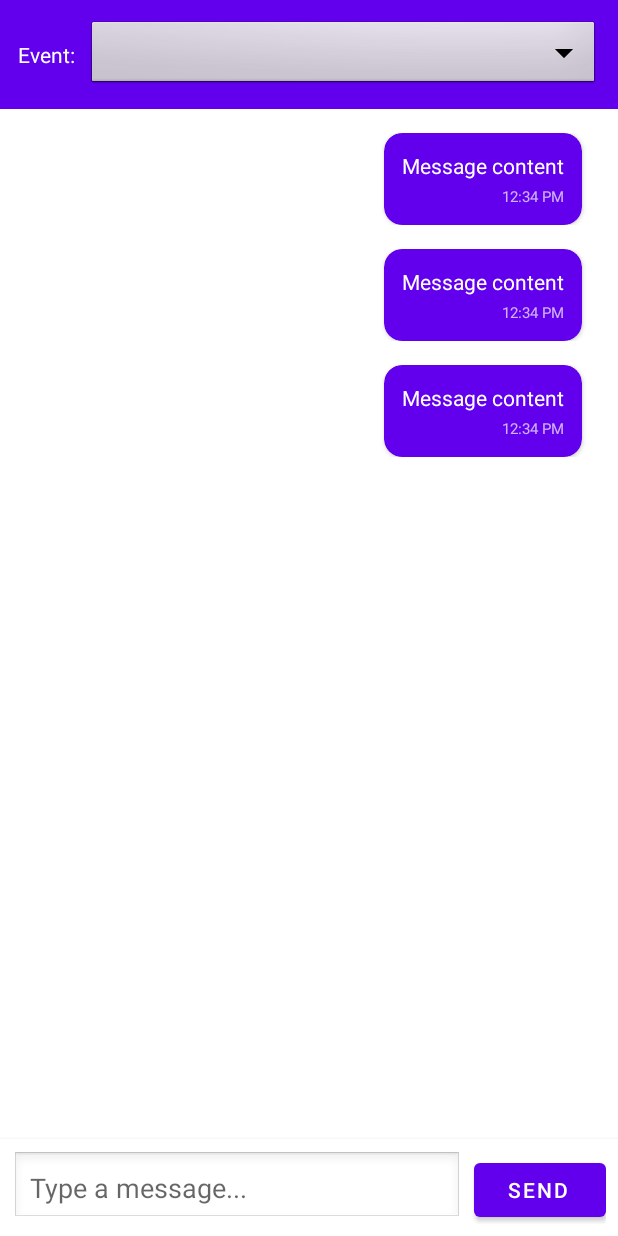
After one commit to jar-black/Geoevent-android, an Android app: the layout fragment_messages.xml on its own in the app's theme, with its tools: preview values and no code run, on a phone screen of 412 x 824 dp. The commit adds this screen. Run offline under Robolectric (Android 15) with nearby library versions, the phone set to English and light mode, and no system bars; network calls fail.

Commit message:
Phase 6 (FINAL): Messages/Chat Fragment with event-based messaging (#9)
This commit implements the final phase - complete chat functionality:
- Updated MessagesViewModel with chat operations
- Implemented loadAvailableEvents() for event selection
- Implemented selectEvent() to switch chat context
- Implemented loadMessages() to fetch chat messages
- Implemented sendMessage() with auto-refresh
- Implemented refreshMessages() for polling
- Created new fragment_messages.xml with chat UI
- Added event selector (Spinner) at top
- Added message input field and send button
- Created MessagesAdapter with message alignment
- Created item_message.xml for chat bubbles
- Updated MessagesFragment with full chat functionality
- Event selection via Spinner
- Real-time message polling (every 5 seconds)
- Auto-scroll to latest message
- Message alignment (own vs others)
- Empty state handling

Features:
- Select GeoEvent to chat in via Spinner
- View all messages for selected event
- Send messages with real-time delivery
- Auto-refresh messages every 5 seconds
- Chat bubble UI with timestamps
- Messages aligned by sender (right for user, left for others)
- Auto-scroll to bottom on new messages
- Proper lifecycle management (pause/resume refresh)
- Empty state when no events available

User Flow:
1. Open Messages tab
2. Select event from Spinner
3. View chat history for that event
4. Type message and click Send
5. Message appears in chat
6. Auto-refreshes every 5 seconds to show new messages

Complete Application Flow:
1. Register/Login → Dashboard
2. Create GeoStamp at location → Dashboard
3. Create GeoEvent linked to stamp → GeoEvents tab
4. Chat with others in event → Messages tab
5. View/manage stamps → GeoStamps tab
6. View/manage events → GeoEvents tab

Generated with [Claude Code](https://claude.com/claude-code)

Co-authored-by: Claude <noreply@anthropic.com>

```diff
--- /dev/null
+++ b/app/src/main/res/layout/fragment_messages.xml
@@ -0,0 +1,96 @@
+<?xml version="1.0" encoding="utf-8"?>
+<androidx.constraintlayout.widget.ConstraintLayout xmlns:android="http://schemas.android.com/apk/res/android"
+    xmlns:app="http://schemas.android.com/apk/res-auto"
+    xmlns:tools="http://schemas.android.com/tools"
+    android:layout_width="match_parent"
+    android:layout_height="match_parent"
+    tools:context=".ui.messages.MessagesFragment">
+
+    <LinearLayout
+        android:id="@+id/layout_event_selector"
+        android:layout_width="0dp"
+        android:layout_height="wrap_content"
+        android:orientation="horizontal"
+        android:padding="12dp"
+        android:background="?attr/colorPrimary"
+        app:layout_constraintTop_toTopOf="parent"
+        app:layout_constraintStart_toStartOf="parent"
+        app:layout_constraintEnd_toEndOf="parent">
+
+        <TextView
+            android:layout_width="wrap_content"
+            android:layout_height="wrap_content"
+            android:text="Event:"
+            android:textColor="@android:color/white"
+            android:textSize="14sp"
+            android:layout_gravity="center_vertical"
+            android:layout_marginEnd="8dp" />
+
+        <Spinner
+            android:id="@+id/spinner_events"
+            android:layout_width="0dp"
+            android:layout_height="wrap_content"
+            android:layout_weight="1"
+            android:background="@android:drawable/btn_dropdown"
+            android:spinnerMode="dropdown" />
+
+    </LinearLayout>
+
+    <TextView
+        android:id="@+id/text_empty"
+        android:layout_width="wrap_content"
+        android:layout_height="wrap_content"
+        android:text="Select an event to start chatting"
+        android:textSize="16sp"
+        android:textAlignment="center"
+        android:visibility="gone"
+        app:layout_constraintTop_toTopOf="parent"
+        app:layout_constraintBottom_toBottomOf="parent"
+        app:layout_constraintStart_toStartOf="parent"
+        app:layout_constraintEnd_toEndOf="parent" />
+
+    <androidx.recyclerview.widget.RecyclerView
+        android:id="@+id/recycler_messages"
+        android:layout_width="0dp"
+        android:layout_height="0dp"
+        app:layout_constraintTop_toBottomOf="@id/layout_event_selector"
+        app:layout_constraintBottom_toTopOf="@id/layout_input"
+        app:layout_constraintStart_toStartOf="parent"
+        app:layout_constraintEnd_toEndOf="parent"
+        android:padding="8dp"
+        tools:listitem="@layout/item_message" />
+
+    <LinearLayout
+        android:id="@+id/layout_input"
+        android:layout_width="0dp"
+        android:layout_height="wrap_content"
+        android:orientation="horizontal"
+        android:padding="8dp"
+        android:background="?android:attr/colorBackground"
+        android:elevation="4dp"
+        app:layout_constraintBottom_toBottomOf="parent"
+        app:layout_constraintStart_toStartOf="parent"
+        app:layout_constraintEnd_toEndOf="parent">
+
+        <EditText
+            android:id="@+id/edit_message"
+            android:layout_width="0dp"
+            android:layout_height="wrap_content"
+            android:layout_weight="1"
+            android:hint="Type a message..."
+            android:inputType="textMultiLine"
+            android:maxLines="4"
+            android:padding="12dp"
+            android:background="@android:drawable/edit_text" />
+
+        <com.google.android.material.button.MaterialButton
+            android:id="@+id/button_send"
+            style="@style/Widget.MaterialComponents.Button.Icon"
+            android:layout_width="wrap_content"
+            android:layout_height="wrap_content"
+            android:text="Send"
+            android:layout_marginStart="8dp" />
+
+    </LinearLayout>
+
+</androidx.constraintlayout.widget.ConstraintLayout>
--- /dev/null
+++ b/app/src/main/res/layout/item_message.xml
@@ -0,0 +1,51 @@
+<?xml version="1.0" encoding="utf-8"?>
+<androidx.constraintlayout.widget.ConstraintLayout xmlns:android="http://schemas.android.com/apk/res/android"
+    xmlns:app="http://schemas.android.com/apk/res-auto"
+    android:layout_width="match_parent"
+    android:layout_height="wrap_content"
+    android:padding="8dp">
+
+    <com.google.android.material.card.MaterialCardView
+        android:id="@+id/card_message"
+        android:layout_width="wrap_content"
+        android:layout_height="wrap_content"
+        android:layout_marginStart="48dp"
+        android:layout_marginEnd="8dp"
+        app:cardElevation="2dp"
+        app:cardCornerRadius="12dp"
+        app:cardBackgroundColor="?attr/colorPrimary"
+        app:layout_constraintTop_toTopOf="parent"
+        app:layout_constraintEnd_toEndOf="parent">
+
+        <LinearLayout
+            android:layout_width="wrap_content"
+            android:layout_height="wrap_content"
+            android:orientation="vertical"
+            android:padding="12dp"
+            android:minWidth="120dp"
+            android:maxWidth="280dp">
+
+            <TextView
+                android:id="@+id/text_content"
+                android:layout_width="wrap_content"
+                android:layout_height="wrap_content"
+                android:text="Message content"
+                android:textColor="@android:color/white"
+                android:textSize="14sp" />
+
+            <TextView
+                android:id="@+id/text_timestamp"
+                android:layout_width="wrap_content"
+                android:layout_height="wrap_content"
+                android:text="12:34 PM"
+                android:textSize="10sp"
+                android:textColor="@android:color/white"
+                android:alpha="0.7"
+                android:layout_marginTop="4dp"
+                android:gravity="end"
+                android:layout_gravity="end" />
+
+        </LinearLayout>
+    </com.google.android.material.card.MaterialCardView>
+
+</androidx.constraintlayout.widget.ConstraintLayout>
```
Also changed, not shown: app/src/main/java/com/geoevent/ui/messages/MessagesAdapter.kt (added, +72 -0 lines), app/src/main/java/com/geoevent/ui/messages/MessagesFragment.kt (+135 -14 lines), app/src/main/java/com/geoevent/ui/messages/MessagesViewModel.kt (+121 -5 lines).
